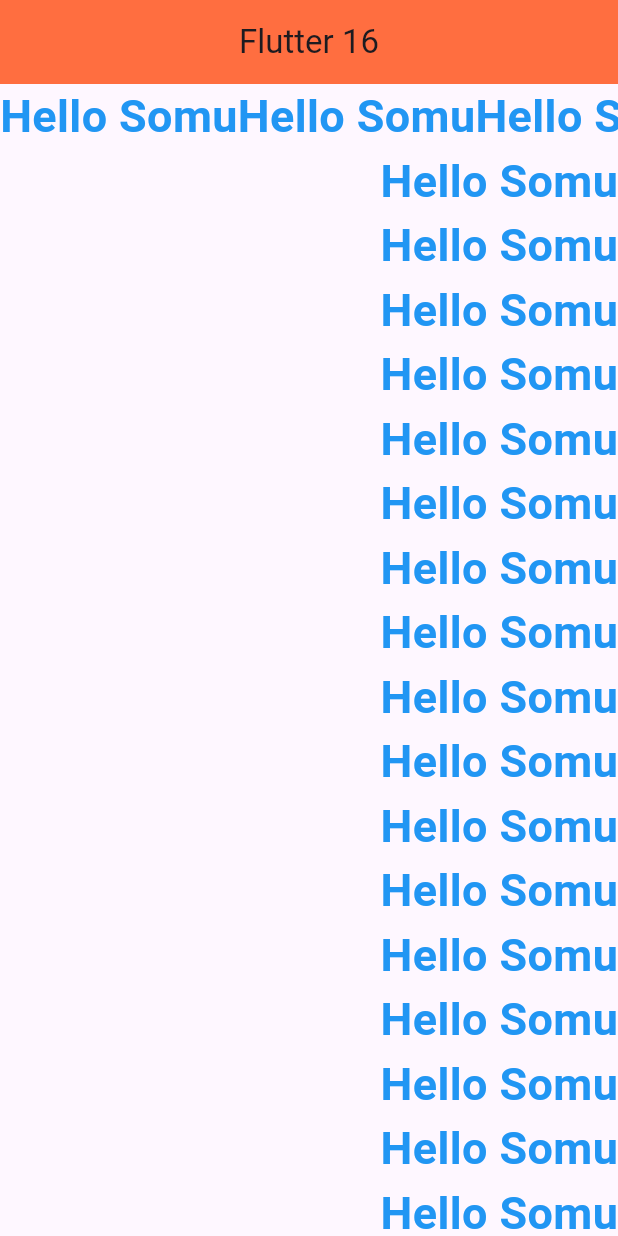
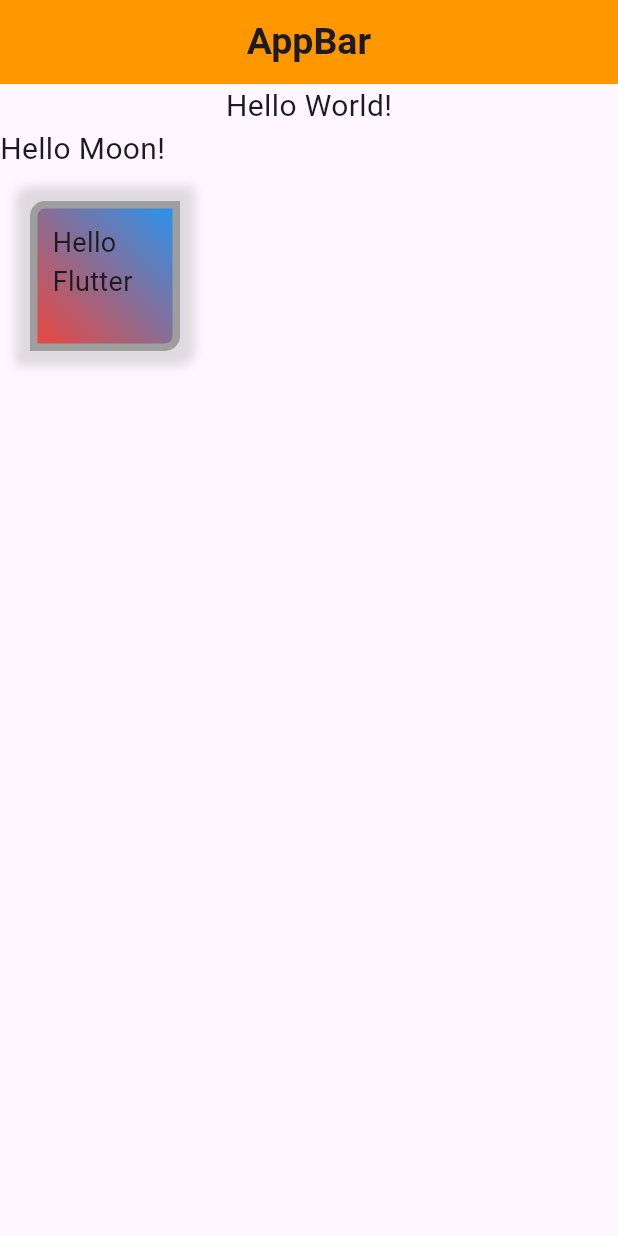
Before and after one commit to SUMANCR7/app-developer.portfolio, a Flutter app: the screen it shows after launch, on a phone screen of 412 x 824 dp. Run offline on Flutter 3.47's test engine with Material 3 defaults, Android fonts, the light colour scheme and no system bars.

Commit message:
module_10_class_1

```diff
--- /dev/null
+++ b/lib/module_10/class_2.dart
@@ -0,0 +1,63 @@
+import 'package:flutter/material.dart';
+
+class Mod_10_Class_2 extends StatelessWidget {
+  const Mod_10_Class_2({super.key});
+
+  @override
+  Widget build(BuildContext context) {
+    return Scaffold(
+      appBar: AppBar(
+        backgroundColor: Colors.orange,
+        title: Text('AppBar', style: TextStyle(fontSize: 25, fontWeight: FontWeight.bold),),
+        centerTitle: true,
+      ),
+
+      body: Column(
+        mainAxisAlignment: MainAxisAlignment.start,
+        crossAxisAlignment: CrossAxisAlignment.start,
+        children: [
+          Center(child: Text('Hello World!', style: TextStyle(fontSize: 20),)),
+
+          Align(
+              alignment: Alignment.bottomLeft,
+              child: Text('Hello Moon!', style: TextStyle(fontSize: 20),)),
+
+          Container(
+            padding: EdgeInsets.all(10),
+            margin: EdgeInsets.all(20),
+
+            alignment: Alignment.topRight,
+            height: 100, width: 100,
+            //color: Colors.blue,
+            child: Text('Hello Flutter', style: TextStyle(fontSize: 18),),
+
+            decoration: BoxDecoration(
+              color: Colors.blue,
+              border: Border.all(width: 5, color: Colors.grey),
+              borderRadius: BorderRadius.only(topLeft: Radius.circular(10),bottomRight: Radius.circular(10)),
+
+              gradient: LinearGradient(colors: [Colors.blue, Colors.red],
+              begin: Alignment.topRight,
+                end: Alignment.bottomLeft,
+              ),
+              boxShadow: [
+                BoxShadow(
+                  color: Colors.black12,
+                  spreadRadius: 10,
+                  //offset: Offset(0, 5),
+                  blurRadius: 5
+                )
+              ]
+
+            ),
+
+          )
+
+
+        ],
+      ),
+
+
+    );
+  }
+}
--- a/lib/myApp.dart
+++ b/lib/myApp.dart
@@ -1,6 +1,10 @@
 
 import'package:flutter/material.dart';
 import 'package:flutter_166/home.dart';
+import 'package:flutter_166/module_10/class_1.dart';
+import 'package:flutter_166/module_10/class_2.dart';
+import 'package:flutter_166/module_9/class-3.dart';
+import 'package:flutter_166/module_9/class-3.dart';
 
 class MyAPP extends StatelessWidget {
   const MyAPP({super.key});
@@ -9,8 +13,9 @@ class MyAPP extends StatelessWidget {
   Widget build(BuildContext context) {
     return MaterialApp(
 
+
   title: 'Flutter 16',
-  home: Home(),
+  home: Mod_10_Class_2(),
 
     );
   }
```
Also changed, not shown: lib/module_10/class_1.dart (added, +120 -0 lines), lib/module_9/class-3.dart (added, +73 -0 lines).
